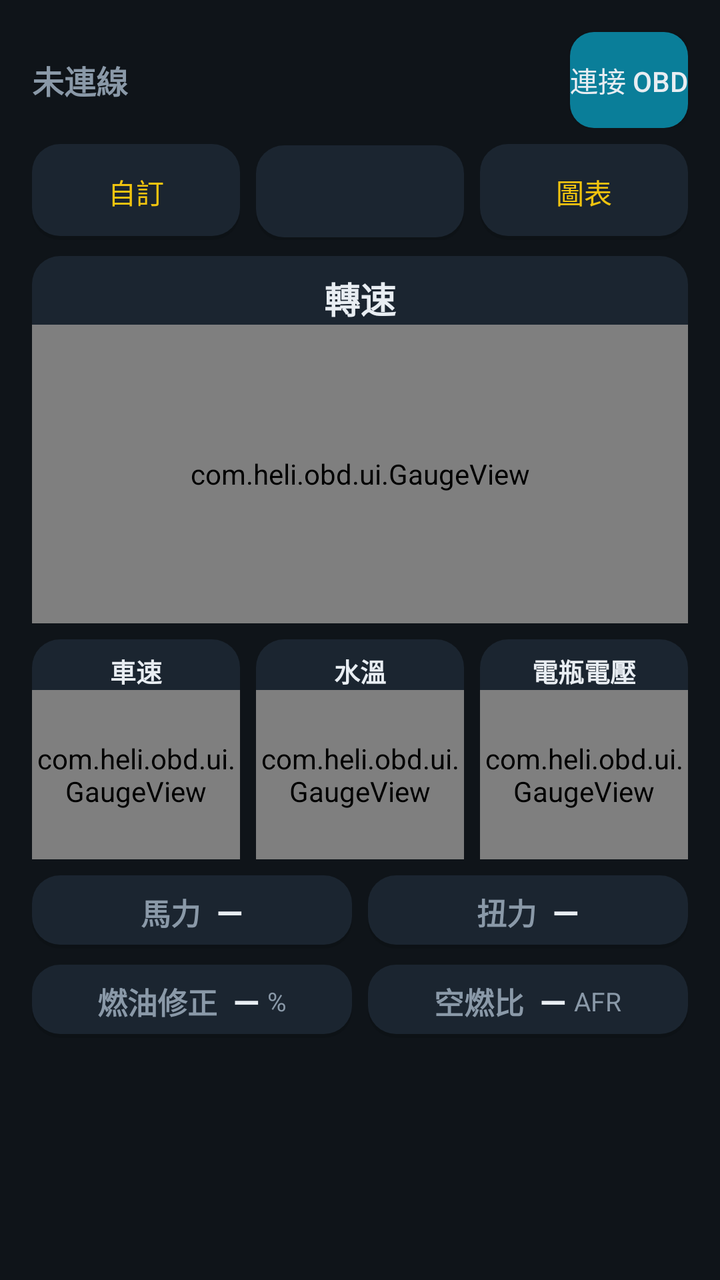
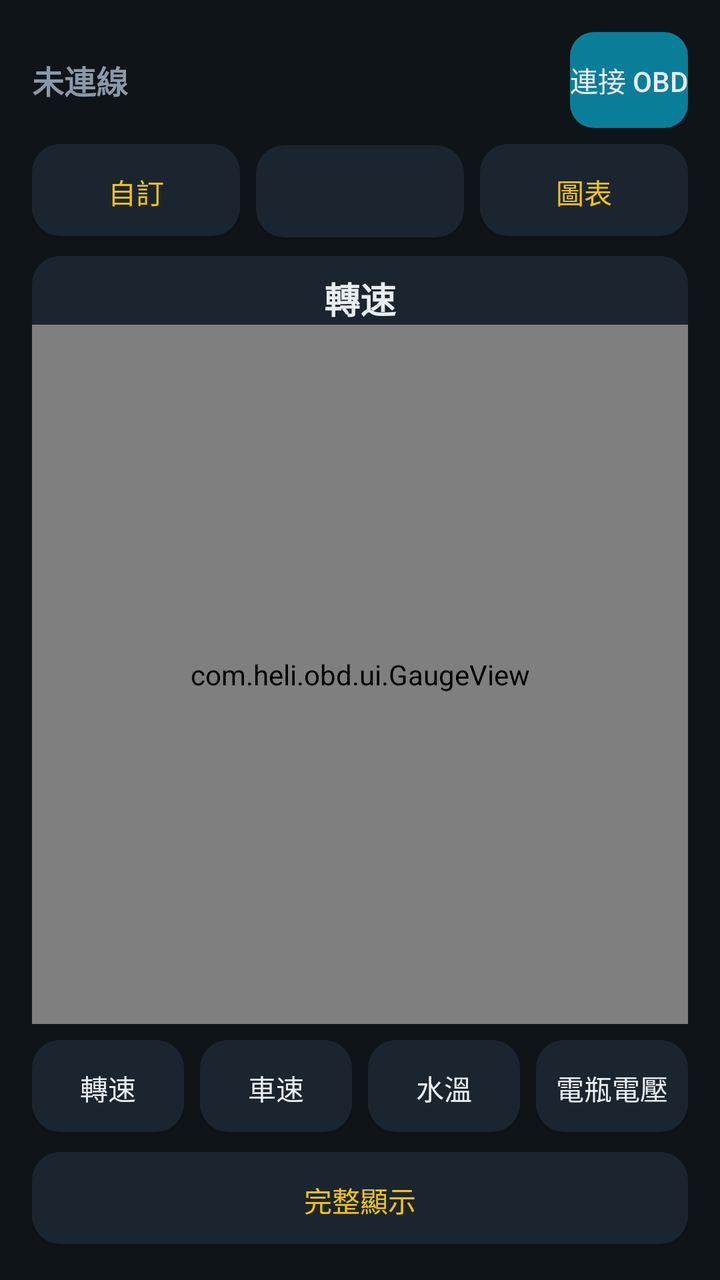

Two renders of the same Android screen: before a commit and after it. Below are the layout's source before the change and the commit's diff.
<!-- AndroidManifest.xml: application theme Theme.HeliOBD -->
<!-- res/layout/activity_obd_monitor.xml -->
<?xml version="1.0" encoding="utf-8"?>
<LinearLayout xmlns:android="http://schemas.android.com/apk/res/android"
    xmlns:app="http://schemas.android.com/apk/res-auto"
    xmlns:tools="http://schemas.android.com/tools"
    android:layout_width="match_parent"
    android:layout_height="match_parent"
    android:orientation="vertical"
    android:padding="16dp">

    
    <LinearLayout
        android:layout_width="match_parent"
        android:layout_height="wrap_content"
        android:gravity="center_vertical"
        android:orientation="horizontal">

        <TextView
            android:id="@+id/obd_status_text"
            android:layout_width="0dp"
            android:layout_height="wrap_content"
            android:layout_weight="1"
            android:ellipsize="end"
            android:maxLines="1"
            android:text="@string/obd_disconnected"
            android:textColor="@color/text_secondary"
            android:textSize="16sp"
            android:textStyle="bold" />

        <Button
            android:id="@+id/btn_connect"
            android:layout_width="wrap_content"
            android:layout_height="wrap_content"
            android:minWidth="0dp"
            android:background="@drawable/bg_button"
            android:text="@string/obd_connect"
            android:textColor="@color/text_primary" />

        <Button
            android:id="@+id/btn_disconnect"
            android:layout_width="wrap_content"
            android:layout_height="wrap_content"
            android:layout_marginStart="8dp"
            android:minWidth="0dp"
            android:background="@drawable/bg_card"
            android:text="@string/obd_disconnect"
            android:textColor="@color/danger"
            android:visibility="gone" />
    </LinearLayout>

    
    <LinearLayout
        android:layout_width="match_parent"
        android:layout_height="wrap_content"
        android:layout_marginTop="8dp"
        android:orientation="horizontal">

        <Button
            android:id="@+id/btn_customize"
            style="?android:attr/buttonBarButtonStyle"
            android:layout_width="0dp"
            android:layout_height="wrap_content"
            android:layout_weight="1"
            android:minWidth="0dp"
            android:background="@drawable/bg_card"
            android:text="@string/monitor_customize"
            android:textColor="@color/lock" />

        <Button
            android:id="@+id/btn_unit"
            style="?android:attr/buttonBarButtonStyle"
            android:layout_width="0dp"
            android:layout_height="wrap_content"
            android:layout_marginStart="8dp"
            android:layout_weight="1"
            android:minWidth="0dp"
            android:background="@drawable/bg_card"
            android:textColor="@color/text_primary" />

        <Button
            android:id="@+id/btn_chart"
            style="?android:attr/buttonBarButtonStyle"
            android:layout_width="0dp"
            android:layout_height="wrap_content"
            android:layout_marginStart="8dp"
            android:layout_weight="1"
            android:minWidth="0dp"
            android:background="@drawable/bg_card"
            android:text="@string/monitor_chart"
            android:textColor="@color/lock" />
    </LinearLayout>

    
    <LinearLayout
        android:layout_width="match_parent"
        android:layout_height="0dp"
        android:layout_marginTop="8dp"
        android:layout_weight="5"
        android:background="@drawable/bg_card"
        android:orientation="vertical">

        <TextView
            android:layout_width="match_parent"
            android:layout_height="wrap_content"
            android:layout_marginTop="8dp"
            android:gravity="center"
            android:text="@string/obd_rpm"
            android:textColor="@color/text_primary"
            android:textSize="18sp"
            android:textStyle="bold" />

        <com.heli.obd.ui.GaugeView
            android:id="@+id/gauge_rpm"
            android:layout_width="match_parent"
            android:layout_height="match_parent" />
    </LinearLayout>

    
    <androidx.constraintlayout.widget.ConstraintLayout
        android:layout_width="match_parent"
        android:layout_height="0dp"
        android:layout_marginTop="8dp"
        android:layout_weight="3">

        <LinearLayout
            android:id="@+id/gauge_speed_card"
            android:layout_width="0dp"
            android:layout_height="match_parent"
            android:layout_marginEnd="8dp"
            android:background="@drawable/bg_card"
            android:orientation="vertical"
            app:layout_constraintStart_toStartOf="parent"
            app:layout_constraintEnd_toStartOf="@id/gauge_temp_card"
            app:layout_constraintTop_toTopOf="parent"
            app:layout_constraintBottom_toBottomOf="parent">

            <TextView
                android:layout_width="match_parent"
                android:layout_height="wrap_content"
                android:layout_marginTop="6dp"
                android:gravity="center"
                android:text="@string/obd_speed"
                android:textColor="@color/text_primary"
                android:textSize="13sp"
                android:textStyle="bold" />

            <com.heli.obd.ui.GaugeView
                android:id="@+id/gauge_speed"
                android:layout_width="match_parent"
                android:layout_height="match_parent" />
        </LinearLayout>

        <LinearLayout
            android:id="@+id/gauge_temp_card"
            android:layout_width="0dp"
            android:layout_height="match_parent"
            android:layout_marginEnd="8dp"
            android:background="@drawable/bg_card"
            android:orientation="vertical"
            app:layout_constraintStart_toEndOf="@id/gauge_speed_card"
            app:layout_constraintEnd_toStartOf="@id/gauge_voltage_card"
            app:layout_constraintTop_toTopOf="parent"
            app:layout_constraintBottom_toBottomOf="parent">

            <TextView
                android:layout_width="match_parent"
                android:layout_height="wrap_content"
                android:layout_marginTop="6dp"
                android:gravity="center"
                android:text="@string/obd_temp"
                android:textColor="@color/text_primary"
                android:textSize="13sp"
                android:textStyle="bold" />

            <com.heli.obd.ui.GaugeView
                android:id="@+id/gauge_temp"
                android:layout_width="match_parent"
                android:layout_height="match_parent" />
        </LinearLayout>

        <LinearLayout
            android:id="@+id/gauge_voltage_card"
            android:layout_width="0dp"
            android:layout_height="match_parent"
            android:background="@drawable/bg_card"
            android:orientation="vertical"
            app:layout_constraintStart_toEndOf="@id/gauge_temp_card"
            app:layout_constraintEnd_toEndOf="parent"
            app:layout_constraintTop_toTopOf="parent"
            app:layout_constraintBottom_toBottomOf="parent">

            <TextView
                android:layout_width="match_parent"
                android:layout_height="wrap_content"
                android:layout_marginTop="6dp"
                android:gravity="center"
                android:text="@string/obd_voltage"
                android:textColor="@color/text_primary"
                android:textSize="13sp"
                android:textStyle="bold" />

            <com.heli.obd.ui.GaugeView
                android:id="@+id/gauge_voltage"
                android:layout_width="match_parent"
                android:layout_height="match_parent" />
        </LinearLayout>
    </androidx.constraintlayout.widget.ConstraintLayout>

    
    <androidx.constraintlayout.widget.ConstraintLayout
        android:layout_width="match_parent"
        android:layout_height="0dp"
        android:layout_marginTop="8dp"
        android:layout_weight="1">

        <LinearLayout
            android:id="@+id/power_card"
            android:layout_width="0dp"
            android:layout_height="match_parent"
            android:layout_marginEnd="8dp"
            android:background="@drawable/bg_card"
            android:gravity="center"
            android:orientation="horizontal"
            app:layout_constraintStart_toStartOf="parent"
            app:layout_constraintEnd_toStartOf="@id/torque_card"
            app:layout_constraintTop_toTopOf="parent"
            app:layout_constraintBottom_toBottomOf="parent">

            <TextView
                android:layout_width="wrap_content"
                android:layout_height="wrap_content"
                android:text="@string/obd_power"
                android:textColor="@color/text_secondary"
                android:textSize="15sp"
                android:textStyle="bold" />

            <TextView
                android:id="@+id/txt_power"
                android:layout_width="wrap_content"
                android:layout_height="wrap_content"
                android:layout_marginStart="8dp"
                android:text="@string/common_dash"
                android:textColor="@color/text_primary"
                android:textSize="17sp"
                android:textStyle="bold" />
        </LinearLayout>

        <LinearLayout
            android:id="@+id/torque_card"
            android:layout_width="0dp"
            android:layout_height="match_parent"
            android:background="@drawable/bg_card"
            android:gravity="center"
            android:orientation="horizontal"
            app:layout_constraintStart_toEndOf="@id/power_card"
            app:layout_constraintEnd_toEndOf="parent"
            app:layout_constraintTop_toTopOf="parent"
            app:layout_constraintBottom_toBottomOf="parent">

            <TextView
                android:layout_width="wrap_content"
                android:layout_height="wrap_content"
                android:text="@string/obd_torque"
                android:textColor="@color/text_secondary"
                android:textSize="15sp"
                android:textStyle="bold" />

            <TextView
                android:id="@+id/txt_torque"
                android:layout_width="wrap_content"
                android:layout_height="wrap_content"
                android:layout_marginStart="8dp"
                android:text="@string/common_dash"
                android:textColor="@color/text_primary"
                android:textSize="17sp"
                android:textStyle="bold" />
        </LinearLayout>
    </androidx.constraintlayout.widget.ConstraintLayout>

    
    <androidx.constraintlayout.widget.ConstraintLayout
        android:layout_width="match_parent"
        android:layout_height="0dp"
        android:layout_marginTop="8dp"
        android:layout_weight="1">

        <LinearLayout
            android:id="@+id/fuel_trim_card"
            android:layout_width="0dp"
            android:layout_height="match_parent"
            android:layout_marginEnd="8dp"
            android:background="@drawable/bg_card"
            android:gravity="center"
            android:orientation="horizontal"
            app:layout_constraintStart_toStartOf="parent"
            app:layout_constraintEnd_toStartOf="@id/afr_card"
            app:layout_constraintTop_toTopOf="parent"
            app:layout_constraintBottom_toBottomOf="parent">

            <TextView
                android:layout_width="wrap_content"
                android:layout_height="wrap_content"
                android:text="@string/pid_name_fuel_trim"
                android:textColor="@color/text_secondary"
                android:textSize="15sp"
                android:textStyle="bold" />

            <TextView
                android:id="@+id/txt_fuel_trim"
                android:layout_width="wrap_content"
                android:layout_height="wrap_content"
                android:layout_marginStart="8dp"
                android:text="@string/common_dash"
                android:textColor="@color/text_primary"
                android:textSize="17sp"
                android:textStyle="bold" />

            <TextView
                android:layout_width="wrap_content"
                android:layout_height="wrap_content"
                android:layout_marginStart="4dp"
                android:text="@string/unit_percent"
                android:textColor="@color/text_secondary"
                android:textSize="13sp" />
        </LinearLayout>

        <LinearLayout
            android:id="@+id/afr_card"
            android:layout_width="0dp"
            android:layout_height="match_parent"
            android:background="@drawable/bg_card"
            android:gravity="center"
            android:orientation="horizontal"
            app:layout_constraintStart_toEndOf="@id/fuel_trim_card"
            app:layout_constraintEnd_toEndOf="parent"
            app:layout_constraintTop_toTopOf="parent"
            app:layout_constraintBottom_toBottomOf="parent">

            <TextView
                android:layout_width="wrap_content"
                android:layout_height="wrap_content"
                android:text="@string/pid_name_afr"
                android:textColor="@color/text_secondary"
                android:textSize="15sp"
                android:textStyle="bold" />

            <TextView
                android:id="@+id/txt_afr"
                android:layout_width="wrap_content"
                android:layout_height="wrap_content"
                android:layout_marginStart="8dp"
                android:text="@string/common_dash"
                android:textColor="@color/text_primary"
                android:textSize="17sp"
                android:textStyle="bold" />

            <TextView
                android:layout_width="wrap_content"
                android:layout_height="wrap_content"
                android:layout_marginStart="4dp"
                android:text="@string/unit_afr"
                android:textColor="@color/text_secondary"
                android:textSize="13sp" />
        </LinearLayout>
    </androidx.constraintlayout.widget.ConstraintLayout>

    
    <LinearLayout
        android:layout_width="match_parent"
        android:layout_height="wrap_content"
        android:layout_marginTop="8dp"
        android:gravity="center_vertical"
        android:orientation="horizontal">

        <Button
            android:id="@+id/btn_page_prev"
            android:layout_width="wrap_content"
            android:layout_height="wrap_content"
            android:minWidth="0dp"
            android:background="@drawable/bg_card"
            android:text="◀"
            tools:ignore="HardcodedText"
            android:textColor="@color/text_primary"
            android:visibility="gone" />

        <TextView
            android:id="@+id/txt_page_indicator"
            android:layout_width="0dp"
            android:layout_height="wrap_content"
            android:layout_weight="1"
            android:gravity="center"
            android:textColor="@color/text_secondary"
            android:textSize="14sp"
            android:textStyle="bold" />

        <Button
            android:id="@+id/btn_page_next"
            android:layout_width="wrap_content"
            android:layout_height="wrap_content"
            android:minWidth="0dp"
            android:background="@drawable/bg_card"
            android:text="▶"
            tools:ignore="HardcodedText"
            android:textColor="@color/text_primary"
            android:visibility="gone" />
    </LinearLayout>

    <ScrollView
        android:id="@+id/tile_scroll"
        android:layout_width="match_parent"
        android:layout_height="0dp"
        android:layout_marginTop="4dp"
        android:layout_weight="2"
        android:fillViewport="true"
        android:scrollbars="none">

        <LinearLayout
            android:id="@+id/tile_container"
            android:layout_width="match_parent"
            android:layout_height="wrap_content"
            android:orientation="vertical" />
    </ScrollView>
</LinearLayout>
<!-- resources referenced by this layout -->
<resources>
  <color name="danger">#E74C3C</color>
  <color name="lock">#F1C40F</color>
  <color name="text_primary">#E8EDF2</color>
  <color name="text_secondary">#8A99A8</color>
  <!-- drawable bg_button (drawable) -->
  <?xml version="1.0" encoding="utf-8"?>
  <selector xmlns:android="http://schemas.android.com/apk/res/android">
      <item android:state_pressed="true" android:drawable="@drawable/bg_button_pressed" />
      <item>
          <shape android:shape="rectangle">
              <solid android:color="@color/primary_dark" />
              <corners android:radius="12dp" />
          </shape>
      </item>
  </selector>
  <!-- drawable bg_card (drawable) -->
  <?xml version="1.0" encoding="utf-8"?>
  <layer-list xmlns:android="http://schemas.android.com/apk/res/android">
      
      <item android:top="2dp">
          <shape android:shape="rectangle">
              <solid android:color="#1F000000" />
              <corners android:radius="14dp" />
          </shape>
      </item>
      
      <item android:bottom="2dp">
          <shape android:shape="rectangle">
              <solid android:color="@color/surface" />
              <corners android:radius="14dp" />
          </shape>
      </item>
  </layer-list>
  <string name="common_dash">—</string>
  <string name="monitor_chart">圖表</string>
  <string name="monitor_customize">自訂</string>
  <string name="obd_connect">連接 OBD</string>
  <string name="obd_disconnect">中斷連線</string>
  <string name="obd_disconnected">未連線</string>
  <string name="obd_power">馬力</string>
  <string name="obd_rpm">轉速</string>
  <string name="obd_speed">車速</string>
  <string name="obd_temp">水溫</string>
  <string name="obd_torque">扭力</string>
  <string name="obd_voltage">電瓶電壓</string>
  <string name="pid_name_afr">空燃比</string>
  <string name="pid_name_fuel_trim">燃油修正</string>
  <string name="unit_afr">AFR</string>
  <string name="unit_percent">%</string>
  <style name="Theme.HeliOBD" parent="Theme.AppCompat.DayNight.NoActionBar">
          <item name="colorPrimary">@color/primary</item>
          <item name="colorPrimaryDark">@color/primary_dark</item>
          <item name="colorAccent">@color/accent</item>
          <item name="android:windowBackground">@color/bg</item>
          <item name="android:statusBarColor">@color/bg</item>
          <item name="android:navigationBarColor">@color/bg</item>
          <item name="android:textColorPrimary">@color/text_primary</item>
          <item name="android:textColorSecondary">@color/text_secondary</item>
          
          <item name="android:windowLightStatusBar">@bool/window_light_status_bar</item>
          <item name="android:windowActionModeOverlay">true</item>
          <item name="android:windowNoTitle">true</item>
      </style>
  <!-- drawable bg_button_pressed (drawable) -->
  <?xml version="1.0" encoding="utf-8"?>
  <shape xmlns:android="http://schemas.android.com/apk/res/android" android:shape="rectangle">
      <solid android:color="@color/primary_pressed" />
      <corners android:radius="12dp" />
  </shape>
  <color name="primary_dark">#0A7E99</color>
  <color name="surface">#1B2530</color>
  <color name="primary">#00B4D8</color>
  <color name="accent">#FF6B35</color>
  <color name="bg">#0F1419</color>
  <color name="primary_pressed">#086A80</color>
</resources>

<!-- the commit's change to res/layout/activity_obd_monitor.xml (unified diff, before → after) -->
@@ -91,6 +91,7 @@
 
     
     <LinearLayout
+        android:id="@+id/focus_card"
         android:layout_width="match_parent"
         android:layout_height="0dp"
         android:layout_marginTop="8dp"
@@ -99,6 +100,7 @@
         android:orientation="vertical">
 
         <TextView
+            android:id="@+id/obd_focus_title"
             android:layout_width="match_parent"
             android:layout_height="wrap_content"
             android:layout_marginTop="8dp"
@@ -115,308 +117,386 @@
     </LinearLayout>
 
     
-    <androidx.constraintlayout.widget.ConstraintLayout
+    <LinearLayout
+        android:id="@+id/focus_button_row"
+        android:layout_width="match_parent"
+        android:layout_height="wrap_content"
+        android:layout_marginTop="8dp"
+        android:orientation="horizontal">
+
+        <Button
+            android:id="@+id/btn_focus_rpm"
+            style="?android:attr/buttonBarButtonStyle"
+            android:layout_width="0dp"
+            android:layout_height="wrap_content"
+            android:layout_weight="1"
+            android:minWidth="0dp"
+            android:background="@drawable/bg_card"
+            android:text="@string/obd_rpm"
+            android:textColor="@color/text_primary" />
+
+        <Button
+            android:id="@+id/btn_focus_speed"
+            style="?android:attr/buttonBarButtonStyle"
+            android:layout_width="0dp"
+            android:layout_height="wrap_content"
+            android:layout_marginStart="8dp"
+            android:layout_weight="1"
+            android:minWidth="0dp"
+            android:background="@drawable/bg_card"
+            android:text="@string/obd_speed"
+            android:textColor="@color/text_primary" />
+
+        <Button
+            android:id="@+id/btn_focus_coolant"
+            style="?android:attr/buttonBarButtonStyle"
+            android:layout_width="0dp"
+            android:layout_height="wrap_content"
+            android:layout_marginStart="8dp"
+            android:layout_weight="1"
+            android:minWidth="0dp"
+            android:background="@drawable/bg_card"
+            android:text="@string/obd_temp"
+            android:textColor="@color/text_primary" />
+
+        <Button
+            android:id="@+id/btn_focus_voltage"
+            style="?android:attr/buttonBarButtonStyle"
+            android:layout_width="0dp"
+            android:layout_height="wrap_content"
+            android:layout_marginStart="8dp"
+            android:layout_weight="1"
+            android:minWidth="0dp"
+            android:background="@drawable/bg_card"
+            android:text="@string/obd_voltage"
+            android:textColor="@color/text_primary" />
+    </LinearLayout>
+
+    
+    <Button
+        android:id="@+id/btn_toggle_mode"
+        style="?android:attr/buttonBarButtonStyle"
+        android:layout_width="match_parent"
+        android:layout_height="wrap_content"
+        android:layout_marginTop="8dp"
+        android:minWidth="0dp"
+        android:background="@drawable/bg_card"
+        android:text="@string/monitor_full_display"
+        android:textColor="@color/lock" />
+
+    
+    <LinearLayout
+        android:id="@+id/extended_container"
         android:layout_width="match_parent"
         android:layout_height="0dp"
         android:layout_marginTop="8dp"
-        android:layout_weight="3">
-
+        android:layout_weight="7"
+        android:orientation="vertical"
+        android:visibility="gone">
+
+        
+        <androidx.constraintlayout.widget.ConstraintLayout
+            android:layout_width="match_parent"
+            android:layout_height="0dp"
+            android:layout_weight="3">
+
+            <LinearLayout
+                android:id="@+id/gauge_speed_card"
+                android:layout_width="0dp"
+                android:layout_height="match_parent"
+                android:layout_marginEnd="8dp"
+                android:background="@drawable/bg_card"
+                android:orientation="vertical"
+                app:layout_constraintStart_toStartOf="parent"
+                app:layout_constraintEnd_toStartOf="@id/gauge_temp_card"
+                app:layout_constraintTop_toTopOf="parent"
+                app:layout_constraintBottom_toBottomOf="parent">
+
+                <TextView
+                    android:layout_width="match_parent"
+                    android:layout_height="wrap_content"
+                    android:layout_marginTop="6dp"
+                    android:gravity="center"
+                    android:text="@string/obd_speed"
+                    android:textColor="@color/text_primary"
+                    android:textSize="13sp"
+                    android:textStyle="bold" />
+
+                <com.heli.obd.ui.GaugeView
+                    android:id="@+id/gauge_speed"
+                    android:layout_width="match_parent"
+                    android:layout_height="match_parent" />
+            </LinearLayout>
+
+            <LinearLayout
+                android:id="@+id/gauge_temp_card"
+                android:layout_width="0dp"
+                android:layout_height="match_parent"
+                android:layout_marginEnd="8dp"
+                android:background="@drawable/bg_card"
+                android:orientation="vertical"
+                app:layout_constraintStart_toEndOf="@id/gauge_speed_card"
+                app:layout_constraintEnd_toStartOf="@id/gauge_voltage_card"
+                app:layout_constraintTop_toTopOf="parent"
+                app:layout_constraintBottom_toBottomOf="parent">
+
+                <TextView
+                    android:layout_width="match_parent"
+                    android:layout_height="wrap_content"
+                    android:layout_marginTop="6dp"
+                    android:gravity="center"
+                    android:text="@string/obd_temp"
+                    android:textColor="@color/text_primary"
+                    android:textSize="13sp"
+                    android:textStyle="bold" />
+
+                <com.heli.obd.ui.GaugeView
+                    android:id="@+id/gauge_temp"
+                    android:layout_width="match_parent"
+                    android:layout_height="match_parent" />
+            </LinearLayout>
+
+            <LinearLayout
+                android:id="@+id/gauge_voltage_card"
+                android:layout_width="0dp"
+                android:layout_height="match_parent"
+                android:background="@drawable/bg_card"
+                android:orientation="vertical"
+                app:layout_constraintStart_toEndOf="@id/gauge_temp_card"
+                app:layout_constraintEnd_toEndOf="parent"
+                app:layout_constraintTop_toTopOf="parent"
+                app:layout_constraintBottom_toBottomOf="parent">
+
+                <TextView
+                    android:layout_width="match_parent"
+                    android:layout_height="wrap_content"
+                    android:layout_marginTop="6dp"
+                    android:gravity="center"
+                    android:text="@string/obd_voltage"
+                    android:textColor="@color/text_primary"
+                    android:textSize="13sp"
+                    android:textStyle="bold" />
+
+                <com.heli.obd.ui.GaugeView
+                    android:id="@+id/gauge_voltage"
+                    android:layout_width="match_parent"
+                    android:layout_height="match_parent" />
+            </LinearLayout>
+        </androidx.constraintlayout.widget.ConstraintLayout>
+
+        
+        <androidx.constraintlayout.widget.ConstraintLayout
+            android:layout_width="match_parent"
+            android:layout_height="0dp"
+            android:layout_marginTop="8dp"
+            android:layout_weight="1">
+
+            <LinearLayout
+                android:id="@+id/power_card"
+                android:layout_width="0dp"
+                android:layout_height="match_parent"
+                android:layout_marginEnd="8dp"
+                android:background="@drawable/bg_card"
+                android:gravity="center"
+                android:orientation="horizontal"
+                app:layout_constraintStart_toStartOf="parent"
+                app:layout_constraintEnd_toStartOf="@id/torque_card"
+                app:layout_constraintTop_toTopOf="parent"
+                app:layout_constraintBottom_toBottomOf="parent">
+
+                <TextView
+                    android:layout_width="wrap_content"
+                    android:layout_height="wrap_content"
+                    android:text="@string/obd_power"
+                    android:textColor="@color/text_secondary"
+                    android:textSize="15sp"
+                    android:textStyle="bold" />
+
+                <TextView
+                    android:id="@+id/txt_power"
+                    android:layout_width="wrap_content"
+                    android:layout_height="wrap_content"
+                    android:layout_marginStart="8dp"
+                    android:text="@string/common_dash"
+                    android:textColor="@color/text_primary"
+                    android:textSize="17sp"
+                    android:textStyle="bold" />
+            </LinearLayout>
+
+            <LinearLayout
+                android:id="@+id/torque_card"
+                android:layout_width="0dp"
+                android:layout_height="match_parent"
+                android:background="@drawable/bg_card"
+                android:gravity="center"
+                android:orientation="horizontal"
+                app:layout_constraintStart_toEndOf="@id/power_card"
+                app:layout_constraintEnd_toEndOf="parent"
+                app:layout_constraintTop_toTopOf="parent"
+                app:layout_constraintBottom_toBottomOf="parent">
+
+                <TextView
+                    android:layout_width="wrap_content"
+                    android:layout_height="wrap_content"
+                    android:text="@string/obd_torque"
+                    android:textColor="@color/text_secondary"
+                    android:textSize="15sp"
+                    android:textStyle="bold" />
+
+                <TextView
+                    android:id="@+id/txt_torque"
+                    android:layout_width="wrap_content"
+                    android:layout_height="wrap_content"
+                    android:layout_marginStart="8dp"
+                    android:text="@string/common_dash"
+                    android:textColor="@color/text_primary"
+                    android:textSize="17sp"
+                    android:textStyle="bold" />
+            </LinearLayout>
+        </androidx.constraintlayout.widget.ConstraintLayout>
+
+        
+        <androidx.constraintlayout.widget.ConstraintLayout
+            android:layout_width="match_parent"
+            android:layout_height="0dp"
+            android:layout_marginTop="8dp"
+            android:layout_weight="1">
+
+            <LinearLayout
+                android:id="@+id/fuel_trim_card"
+                android:layout_width="0dp"
+                android:layout_height="match_parent"
+                android:layout_marginEnd="8dp"
+                android:background="@drawable/bg_card"
+                android:gravity="center"
+                android:orientation="horizontal"
+                app:layout_constraintStart_toStartOf="parent"
+                app:layout_constraintEnd_toStartOf="@id/afr_card"
+                app:layout_constraintTop_toTopOf="parent"
+                app:layout_constraintBottom_toBottomOf="parent">
+
+                <TextView
+                    android:layout_width="wrap_content"
+                    android:layout_height="wrap_content"
+                    android:text="@string/pid_name_fuel_trim"
+                    android:textColor="@color/text_secondary"
+                    android:textSize="15sp"
+                    android:textStyle="bold" />
+
+                <TextView
+                    android:id="@+id/txt_fuel_trim"
+                    android:layout_width="wrap_content"
+                    android:layout_height="wrap_content"
+                    android:layout_marginStart="8dp"
+                    android:text="@string/common_dash"
+                    android:textColor="@color/text_primary"
+                    android:textSize="17sp"
+                    android:textStyle="bold" />
+
+                <TextView
+                    android:layout_width="wrap_content"
+                    android:layout_height="wrap_content"
+                    android:layout_marginStart="4dp"
+                    android:text="@string/unit_percent"
+                    android:textColor="@color/text_secondary"
+                    android:textSize="13sp" />
+            </LinearLayout>
+
+            <LinearLayout
+                android:id="@+id/afr_card"
+                android:layout_width="0dp"
+                android:layout_height="match_parent"
+                android:background="@drawable/bg_card"
+                android:gravity="center"
+                android:orientation="horizontal"
+                app:layout_constraintStart_toEndOf="@id/fuel_trim_card"
+                app:layout_constraintEnd_toEndOf="parent"
+                app:layout_constraintTop_toTopOf="parent"
+                app:layout_constraintBottom_toBottomOf="parent">
+
+                <TextView
+                    android:layout_width="wrap_content"
+                    android:layout_height="wrap_content"
+                    android:text="@string/pid_name_afr"
+                    android:textColor="@color/text_secondary"
+                    android:textSize="15sp"
+                    android:textStyle="bold" />
+
+                <TextView
+                    android:id="@+id/txt_afr"
+                    android:layout_width="wrap_content"
+                    android:layout_height="wrap_content"
+                    android:layout_marginStart="8dp"
+                    android:text="@string/common_dash"
+                    android:textColor="@color/text_primary"
+                    android:textSize="17sp"
+                    android:textStyle="bold" />
+
+                <TextView
+                    android:layout_width="wrap_content"
+                    android:layout_height="wrap_content"
+                    android:layout_marginStart="4dp"
+                    android:text="@string/unit_afr"
+                    android:textColor="@color/text_secondary"
+                    android:textSize="13sp" />
+            </LinearLayout>
+        </androidx.constraintlayout.widget.ConstraintLayout>
+
+        
         <LinearLayout
-            android:id="@+id/gauge_speed_card"
-            android:layout_width="0dp"
-            android:layout_height="match_parent"
-            android:layout_marginEnd="8dp"
-            android:background="@drawable/bg_card"
-            android:orientation="vertical"
-            app:layout_constraintStart_toStartOf="parent"
-            app:layout_constraintEnd_toStartOf="@id/gauge_temp_card"
-            app:layout_constraintTop_toTopOf="parent"
-            app:layout_constraintBottom_toBottomOf="parent">
+            android:layout_width="match_parent"
+            android:layout_height="wrap_content"
+            android:layout_marginTop="8dp"
+            android:gravity="center_vertical"
+            android:orientation="horizontal">
+
+            <Button
+                android:id="@+id/btn_page_prev"
+                android:layout_width="wrap_content"
+                android:layout_height="wrap_content"
+                android:minWidth="0dp"
+                android:background="@drawable/bg_card"
+                android:text="◀"
+                tools:ignore="HardcodedText"
+                android:textColor="@color/text_primary"
+                android:visibility="gone" />
 
             <TextView
+                android:id="@+id/txt_page_indicator"
+                android:layout_width="0dp"
+                android:layout_height="wrap_content"
+                android:layout_weight="1"
+                android:gravity="center"
+                android:textColor="@color/text_secondary"
+                android:textSize="14sp"
+                android:textStyle="bold" />
+
+            <Button
+                android:id="@+id/btn_page_next"
+                android:layout_width="wrap_content"
+                android:layout_height="wrap_content"
+                android:minWidth="0dp"
+                android:background="@drawable/bg_card"
+                android:text="▶"
+                tools:ignore="HardcodedText"
+                android:textColor="@color/text_primary"
+                android:visibility="gone" />
+        </LinearLayout>
+
+        <ScrollView
+            android:id="@+id/tile_scroll"
+            android:layout_width="match_parent"
+            android:layout_height="0dp"
+            android:layout_marginTop="4dp"
+            android:layout_weight="2"
+            android:fillViewport="true"
+            android:scrollbars="none">
+
+            <LinearLayout
+                android:id="@+id/tile_container"
                 android:layout_width="match_parent"
                 android:layout_height="wrap_content"
-                android:layout_marginTop="6dp"
-                android:gravity="center"
-                android:text="@string/obd_speed"
-                android:textColor="@color/text_primary"
-                android:textSize="13sp"
-                android:textStyle="bold" />
-
-            <com.heli.obd.ui.GaugeView
-                android:id="@+id/gauge_speed"
-                android:layout_width="match_parent"
-                android:layout_height="match_parent" />
-        </LinearLayout>
-
-        <LinearLayout
-            android:id="@+id/gauge_temp_card"
-            android:layout_width="0dp"
-            android:layout_height="match_parent"
-            android:layout_marginEnd="8dp"
-            android:background="@drawable/bg_card"
-            android:orientation="vertical"
-            app:layout_constraintStart_toEndOf="@id/gauge_speed_card"
-            app:layout_constraintEnd_toStartOf="@id/gauge_voltage_card"
-            app:layout_constraintTop_toTopOf="parent"
-            app:layout_constraintBottom_toBottomOf="parent">
-
-            <TextView
-                android:layout_width="match_parent"
-                android:layout_height="wrap_content"
-                android:layout_marginTop="6dp"
-                android:gravity="center"
-                android:text="@string/obd_temp"
-                android:textColor="@color/text_primary"
-                android:textSize="13sp"
-                android:textStyle="bold" />
-
-            <com.heli.obd.ui.GaugeView
-                android:id="@+id/gauge_temp"
-                android:layout_width="match_parent"
-                android:layout_height="match_parent" />
-        </LinearLayout>
-
-        <LinearLayout
-            android:id="@+id/gauge_voltage_card"
-            android:layout_width="0dp"
-            android:layout_height="match_parent"
-            android:background="@drawable/bg_card"
-            android:orientation="vertical"
-            app:layout_constraintStart_toEndOf="@id/gauge_temp_card"
-            app:layout_constraintEnd_toEndOf="parent"
-            app:layout_constraintTop_toTopOf="parent"
-            app:layout_constraintBottom_toBottomOf="parent">
-
-            <TextView
-                android:layout_width="match_parent"
-                android:layout_height="wrap_content"
-                android:layout_marginTop="6dp"
-                android:gravity="center"
-                android:text="@string/obd_voltage"
-                android:textColor="@color/text_primary"
-                android:textSize="13sp"
-                android:textStyle="bold" />
-
-            <com.heli.obd.ui.GaugeView
-                android:id="@+id/gauge_voltage"
-                android:layout_width="match_parent"
-                android:layout_height="match_parent" />
-        </LinearLayout>
-    </androidx.constraintlayout.widget.ConstraintLayout>
-
-    
-    <androidx.constraintlayout.widget.ConstraintLayout
-        android:layout_width="match_parent"
-        android:layout_height="0dp"
-        android:layout_marginTop="8dp"
-        android:layout_weight="1">
-
-        <LinearLayout
-            android:id="@+id/power_card"
-            android:layout_width="0dp"
-            android:layout_height="match_parent"
-            android:layout_marginEnd="8dp"
-            android:background="@drawable/bg_card"
-            android:gravity="center"
-            android:orientation="horizontal"
-            app:layout_constraintStart_toStartOf="parent"
-            app:layout_constraintEnd_toStartOf="@id/torque_card"
-            app:layout_constraintTop_toTopOf="parent"
-            app:layout_constraintBottom_toBottomOf="parent">
-
-            <TextView
-                android:layout_width="wrap_content"
-                android:layout_height="wrap_content"
-                android:text="@string/obd_power"
-                android:textColor="@color/text_secondary"
-                android:textSize="15sp"
-                android:textStyle="bold" />
-
-            <TextView
-                android:id="@+id/txt_power"
-                android:layout_width="wrap_content"
-                android:layout_height="wrap_content"
-                android:layout_marginStart="8dp"
-                android:text="@string/common_dash"
-                android:textColor="@color/text_primary"
-                android:textSize="17sp"
-                android:textStyle="bold" />
-        </LinearLayout>
-
-        <LinearLayout
-            android:id="@+id/torque_card"
-            android:layout_width="0dp"
-            android:layout_height="match_parent"
-            android:background="@drawable/bg_card"
-            android:gravity="center"
-            android:orientation="horizontal"
-            app:layout_constraintStart_toEndOf="@id/power_card"
-            app:layout_constraintEnd_toEndOf="parent"
-            app:layout_constraintTop_toTopOf="parent"
-            app:layout_constraintBottom_toBottomOf="parent">
-
-            <TextView
-                android:layout_width="wrap_content"
-                android:layout_height="wrap_content"
-                android:text="@string/obd_torque"
-                android:textColor="@color/text_secondary"
-                android:textSize="15sp"
-                android:textStyle="bold" />
-
-            <TextView
-                android:id="@+id/txt_torque"
-                android:layout_width="wrap_content"
-                android:layout_height="wrap_content"
-                android:layout_marginStart="8dp"
-                android:text="@string/common_dash"
-                android:textColor="@color/text_primary"
-                android:textSize="17sp"
-                android:textStyle="bold" />
-        </LinearLayout>
-    </androidx.constraintlayout.widget.ConstraintLayout>
-
-    
-    <androidx.constraintlayout.widget.ConstraintLayout
-        android:layout_width="match_parent"
-        android:layout_height="0dp"
-        android:layout_marginTop="8dp"
-        android:layout_weight="1">
-
-        <LinearLayout
-            android:id="@+id/fuel_trim_card"
-            android:layout_width="0dp"
-            android:layout_height="match_parent"
-            android:layout_marginEnd="8dp"
-            android:background="@drawable/bg_card"
-            android:gravity="center"
-            android:orientation="horizontal"
-            app:layout_constraintStart_toStartOf="parent"
-            app:layout_constraintEnd_toStartOf="@id/afr_card"
-            app:layout_constraintTop_toTopOf="parent"
-            app:layout_constraintBottom_toBottomOf="parent">
-
-            <TextView
-                android:layout_width="wrap_content"
-                android:layout_height="wrap_content"
-                android:text="@string/pid_name_fuel_trim"
-                android:textColor="@color/text_secondary"
-                android:textSize="15sp"
-                android:textStyle="bold" />
-
-            <TextView
-                android:id="@+id/txt_fuel_trim"
-                android:layout_width="wrap_content"
-                android:layout_height="wrap_content"
-                android:layout_marginStart="8dp"
-                android:text="@string/common_dash"
-                android:textColor="@color/text_primary"
-                android:textSize="17sp"
-                android:textStyle="bold" />
-
-            <TextView
-                android:layout_width="wrap_content"
-                android:layout_height="wrap_content"
-                android:layout_marginStart="4dp"
-                android:text="@string/unit_percent"
-                android:textColor="@color/text_secondary"
-                android:textSize="13sp" />
-        </LinearLayout>
-
-        <LinearLayout
-            android:id="@+id/afr_card"
-            android:layout_width="0dp"
-            android:layout_height="match_parent"
-            android:background="@drawable/bg_card"
-            android:gravity="center"
-            android:orientation="horizontal"
-            app:layout_constraintStart_toEndOf="@id/fuel_trim_card"
-            app:layout_constraintEnd_toEndOf="parent"
-            app:layout_constraintTop_toTopOf="parent"
-            app:layout_constraintBottom_toBottomOf="parent">
-
-            <TextView
-                android:layout_width="wrap_content"
-                android:layout_height="wrap_content"
-                android:text="@string/pid_name_afr"
-                android:textColor="@color/text_secondary"
-                android:textSize="15sp"
-                android:textStyle="bold" />
-
-            <TextView
-                android:id="@+id/txt_afr"
-                android:layout_width="wrap_content"
-                android:layout_height="wrap_content"
-                android:layout_marginStart="8dp"
-                android:text="@string/common_dash"
-                android:textColor="@color/text_primary"
-                android:textSize="17sp"
-                android:textStyle="bold" />
-
-            <TextView
-                android:layout_width="wrap_content"
-                android:layout_height="wrap_content"
-                android:layout_marginStart="4dp"
-                android:text="@string/unit_afr"
-                android:textColor="@color/text_secondary"
-                android:textSize="13sp" />
-        </LinearLayout>
-    </androidx.constraintlayout.widget.ConstraintLayout>
-
-    
-    <LinearLayout
-        android:layout_width="match_parent"
-        android:layout_height="wrap_content"
-        android:layout_marginTop="8dp"
-        android:gravity="center_vertical"
-        android:orientation="horizontal">
-
-        <Button
-            android:id="@+id/btn_page_prev"
-            android:layout_width="wrap_content"
-            android:layout_height="wrap_content"
-            android:minWidth="0dp"
-            android:background="@drawable/bg_card"
-            android:text="◀"
-            tools:ignore="HardcodedText"
-            android:textColor="@color/text_primary"
-            android:visibility="gone" />
-
-        <TextView
-            android:id="@+id/txt_page_indicator"
-            android:layout_width="0dp"
-            android:layout_height="wrap_content"
-            android:layout_weight="1"
-            android:gravity="center"
-            android:textColor="@color/text_secondary"
-            android:textSize="14sp"
-            android:textStyle="bold" />
-
-        <Button
-            android:id="@+id/btn_page_next"
-            android:layout_width="wrap_content"
-            android:layout_height="wrap_content"
-            android:minWidth="0dp"
-            android:background="@drawable/bg_card"
-            android:text="▶"
-            tools:ignore="HardcodedText"
-            android:textColor="@color/text_primary"
-            android:visibility="gone" />
+                android:orientation="vertical" />
+        </ScrollView>
     </LinearLayout>
-
-    <ScrollView
-        android:id="@+id/tile_scroll"
-        android:layout_width="match_parent"
-        android:layout_height="0dp"
-        android:layout_marginTop="4dp"
-        android:layout_weight="2"
-        android:fillViewport="true"
-        android:scrollbars="none">
-
-        <LinearLayout
-            android:id="@+id/tile_container"
-            android:layout_width="match_parent"
-            android:layout_height="wrap_content"
-            android:orientation="vertical" />
-    </ScrollView>
 </LinearLayout>
<!-- resource entries referenced after the edit -->
@@ -36,6 +36,7 @@
   <string name="common_dash">—</string>
   <string name="monitor_chart">圖表</string>
   <string name="monitor_customize">自訂</string>
+  <string name="monitor_full_display">完整顯示</string>
   <string name="obd_connect">連接 OBD</string>
   <string name="obd_disconnect">中斷連線</string>
   <string name="obd_disconnected">未連線</string>
